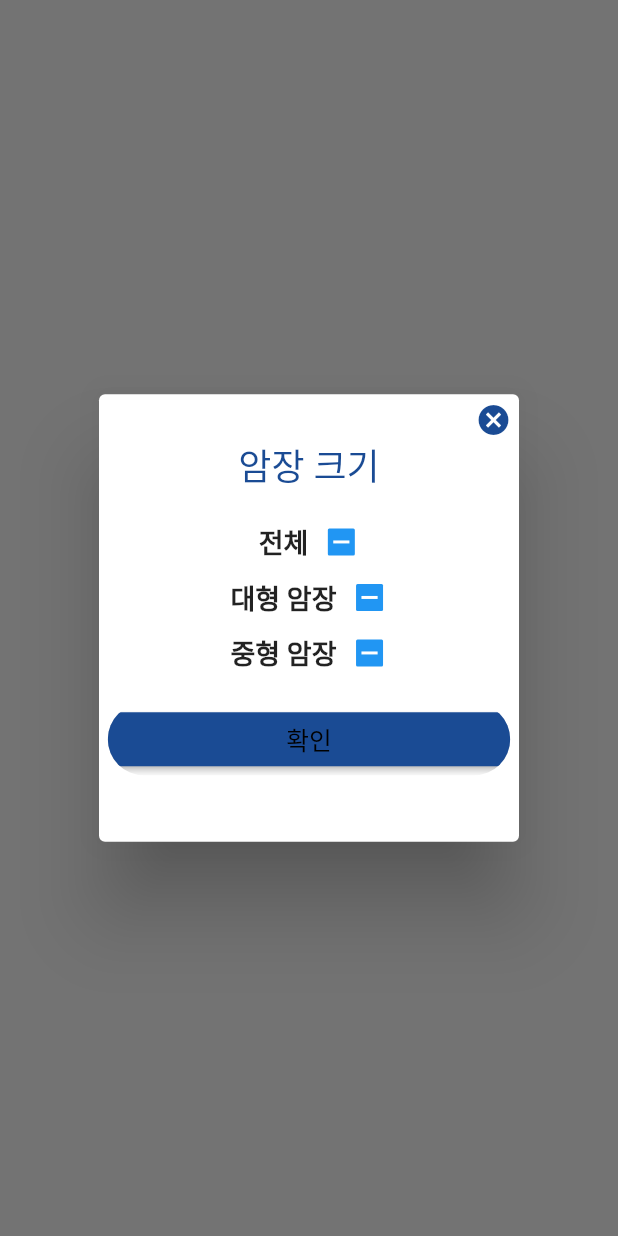
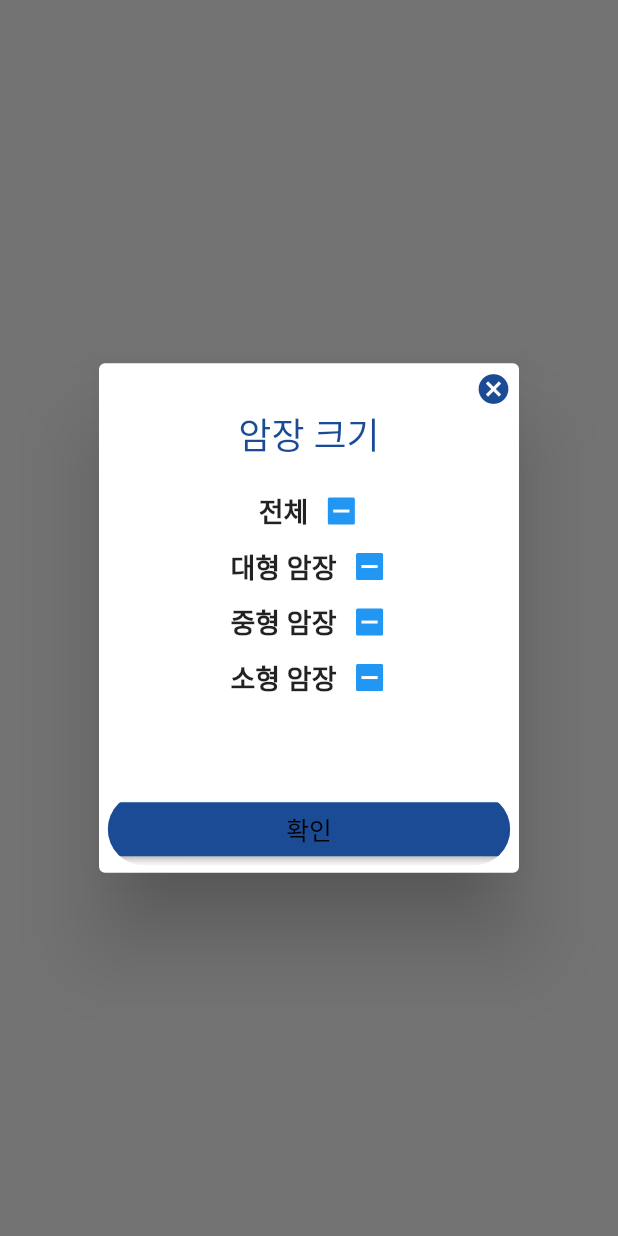
Before and after one commit to whatsthelunchmenu/ClimbLabs-app, a Flutter app: what selectDetailScaleDialog() shows on an empty page, opened directly with empty values, on a phone screen of 412 x 824 dp. Run offline on Flutter 3.47's test engine with Material 2 defaults, Android fonts, the phone set to English and light mode, and no system bars; our stand-ins replace auto_size_text, carousel_slider, dio, dots_indicator, flutter_dotenv, get and 5 more; network calls fail; Roboto replaces fonts that are missing (Jua).

Commit message:
소형 암장 아이템 추가 및 이미지 캐시 로직 수정 https://github.com/whatsthelunchmenu/ClimbLabs-app/issues/12

```diff
--- a/lib/app/ui/android/search_detail/components/scale_filter_dialog.dart
+++ b/lib/app/ui/android/search_detail/components/scale_filter_dialog.dart
@@ -22,8 +22,8 @@ Future<dynamic> selectDetailScaleDialog(
               contentPadding: const EdgeInsets.all(5),
               content: SizedBox(
                 height: deviceHeight > 700
-                    ? Get.size.height * 0.35
-                    : Get.size.height * 0.45,
+                    ? Get.size.height * 0.4
+                    : Get.size.height * 0.5,
                 child: Column(
                   children: [
                     Align(
@@ -121,7 +121,35 @@ Future<dynamic> selectDetailScaleDialog(
                         ),
                       ],
                     ),
-                    const SizedBox(height: 20),
+                    const SizedBox(height: 10),
+                    Row(
+                      mainAxisAlignment: MainAxisAlignment.center,
+                      children: [
+                        const Text(
+                          '소형 암장',
+                          style: TextStyle(
+                            fontSize: 18,
+                            fontWeight: FontWeight.w700,
+                          ),
+                        ),
+                        const SizedBox(width: 10),
+                        SizedBox(
+                          height: 24,
+                          width: 24,
+                          child: Checkbox(
+                            value: selectedScaleList['SMALL'],
+                            onChanged: (value) {
+                              setState(() {
+                                selectedScaleList['ALL'] = false;
+                                selectedScaleList['SMALL'] = value!;
+                              });
+                            },
+                          ),
+                        ),
+                      ],
+                    ),
+                    // const SizedBox(height: 20),
+                    const Spacer(flex: 1),
                     ClipRRect(
                       borderRadius: BorderRadius.circular(30),
                       child: ElevatedButton(
--- a/lib/app/ui/android/search_detail/search_detail.dart
+++ b/lib/app/ui/android/search_detail/search_detail.dart
@@ -27,6 +27,7 @@ class _SearchDetailState extends State<SearchDetail> {
     'ALL': true,
     'BIG': false,
     'MIDDLE': false,
+    'SMALL' : false,
   };
 
   @override
--- a/lib/app/ui/theme/app_text_theme.dart
+++ b/lib/app/ui/theme/app_text_theme.dart
@@ -40,8 +40,8 @@ final TextStyle headerTextStyle = GoogleFonts.stylish(
     fontWeight: FontWeight.w900,
     color: titleColor);
 
-final TextStyle itemSizeTextStyle = GoogleFonts.jua(
-  fontSize: 20,
+TextStyle itemSizeTextStyle = GoogleFonts.jua(
+  fontSize: Get.size.width * 0.05,
   color: Colors.black,
 );
 
--- a/pubspec.yaml
+++ b/pubspec.yaml
@@ -48,6 +48,7 @@ dependencies:
   google_maps_flutter: ^2.1.1
   permission_handler: ^8.3.0
   flutter_dotenv: ^5.0.2
+  cached_network_image: ^3.2.0
 
 
 dev_dependencies:
```
Also changed, not shown: lib/app/ui/android/home/components/its_this_big_item.dart (+37 -25 lines).
